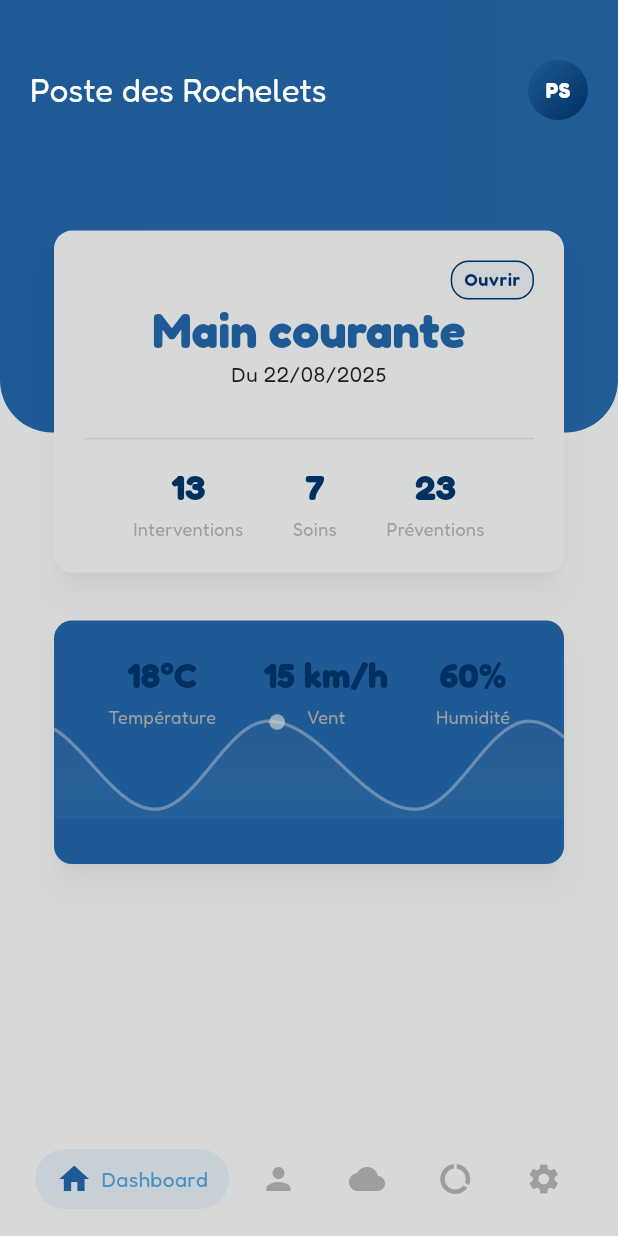
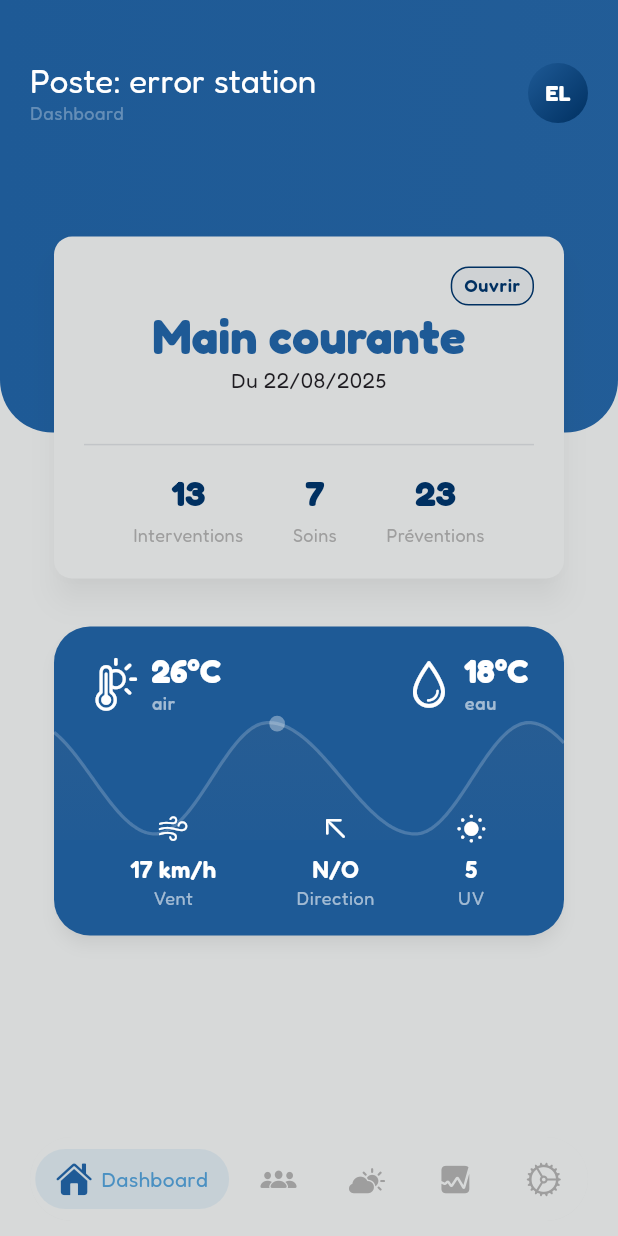
Before and after one commit to Foreclair/foreclair-frontend, a Flutter app: the LayoutView screen opened directly, on a phone screen of 412 x 824 dp. Run offline on Flutter 3.47's test engine with Material 3 defaults, Android fonts, the phone set to English and light mode, and no system bars; our stand-ins replace dio, flutter_secure_storage, flutter_svg, google_fonts, logger; accounts and stored records are empty.

Commit message:
📨 Link data from base

```diff
--- /dev/null
+++ b/lib/src/data/dao/user_dao.dart
@@ -0,0 +1,21 @@
+import 'package:foreclair/src/data/models/sector/sector_model.dart';
+import 'package:foreclair/src/data/models/station/station_model.dart';
+import 'package:foreclair/src/data/models/users/user_model.dart';
+
+class UserDao {
+  static UserDao? _instance = UserDao._internal();
+
+  static UserDao get instance => _instance ??= UserDao._internal();
+
+  UserDao._internal();
+
+  UserModel currentUser = UserModel(
+    id: '0',
+    firstName: 'error',
+    lastName: 'login',
+    username: 'error.login',
+    role: 'ERROR',
+    sector: Sector(id: '0', location: 123, name: "error sector", stations: []),
+    station: Station(id: '0', location: 123, name: "error station"),
+  );
+}
--- /dev/null
+++ b/lib/src/data/models/sector/sector_model.dart
@@ -0,0 +1,30 @@
+import 'package:foreclair/src/data/models/station/station_model.dart';
+
+class Sector {
+  final String id;
+  final double location;
+  final String name;
+  final List<Station> stations;
+
+  Sector({required this.id, required this.location, required this.name, required this.stations});
+
+  static fromJson(data) {
+    return Sector(
+      id: data['id'] ?? '0',
+      location: data['location']?.toDouble() ?? 0.0,
+      name: data['name'] ?? '',
+      stations:
+          (data['stations'] as List<dynamic>?)
+              ?.map((s) {
+                if (s is Map) {
+                  return Station.fromJson(s);
+                } else {
+                  return Station(id: s.toString(), location: 0.0, name: '');
+                }
+              })
+              .toList()
+              .cast<Station>() ??
+          [],
+    );
+  }
+}
--- /dev/null
+++ b/lib/src/data/models/station/station_model.dart
@@ -0,0 +1,11 @@
+class Station {
+  final String id;
+  final double location;
+  final String name;
+
+  Station({required this.id, required this.location, required this.name});
+
+  static fromJson(station) {
+    return Station(id: station['id'] ?? '0', location: station['location']?.toDouble() ?? 0.0, name: station['name'] ?? '');
+  }
+}
--- /dev/null
+++ b/lib/src/data/models/users/user_model.dart
@@ -0,0 +1,34 @@
+import 'package:foreclair/src/data/models/sector/sector_model.dart';
+import 'package:foreclair/src/data/models/station/station_model.dart';
+
+class UserModel {
+  final String id;
+  final String firstName;
+  final String lastName;
+  final String username;
+  final String role;
+  final Sector sector;
+  final Station station;
+
+  UserModel({
+    required this.id,
+    required this.firstName,
+    required this.lastName,
+    required this.username,
+    required this.role,
+    required this.sector,
+    required this.station,
+  });
+
+  static UserModel fromJson(data) {
+    return UserModel(
+      id: data['id'] ?? '0',
+      firstName: data['firstname'] ?? '',
+      lastName: data['lastname'] ?? '',
+      username: data['username'] ?? '',
+      role: data['role'] ?? '',
+      sector: Sector.fromJson(data['sector']),
+      station: Station.fromJson(data['station']),
+    );
+  }
+}
--- /dev/null
+++ b/lib/src/data/providers/navigation_provider.dart
@@ -0,0 +1,17 @@
+import 'package:flutter/material.dart';
+
+class NavigationProvider extends ChangeNotifier {
+  final PageController controller = PageController();
+  int index = 0;
+
+  void setIndex(int i) {
+    index = i;
+    controller.animateToPage(i, duration: const Duration(milliseconds: 400), curve: Curves.easeInOut);
+    notifyListeners();
+  }
+
+  void updateIndex(int i) {
+    index = i;
+    notifyListeners();
+  }
+}
--- a/lib/src/ui/components/indicator/maree_indicator.dart
+++ b/lib/src/ui/components/indicator/maree_indicator.dart
@@ -10,7 +10,7 @@ class TideCurve extends StatelessWidget {
   final Color curveColor;
   final Color gradientStartColor;
   final Color gradientEndColor;
-  final double height;
+  final double tideHeight;
   final bool isLabelsVisible;
 
   const TideCurve({
@@ -20,14 +20,14 @@ class TideCurve extends StatelessWidget {
     required this.curveColor,
     required this.gradientStartColor,
     required this.gradientEndColor,
-    this.height = 220,
+    this.tideHeight = 220,
     this.isLabelsVisible = false,
   });
 
   @override
   Widget build(BuildContext context) {
     return SizedBox(
-      height: height,
+      height: tideHeight + (isLabelsVisible ? 35 : 0), // Add space for labels if needed
       width: double.infinity,
       child: CustomPaint(
         painter: _TideCurvePainter(
@@ -36,6 +36,7 @@ class TideCurve extends StatelessWidget {
           curveColor: curveColor,
           gradientStartColor: gradientStartColor,
           gradientEndColor: gradientEndColor,
+          tideHeight: tideHeight,
           isLabelsVisible: isLabelsVisible,
         ),
       ),
@@ -49,6 +50,7 @@ class _TideCurvePainter extends CustomPainter {
   final Color curveColor;
   final Color gradientStartColor;
   final Color gradientEndColor;
+  final double tideHeight;
   final bool isLabelsVisible;
 
   _TideCurvePainter({
@@ -57,6 +59,7 @@ class _TideCurvePainter extends CustomPainter {
     required this.curveColor,
     required this.gradientStartColor,
     required this.gradientEndColor,
+    required this.tideHeight,
     required this.isLabelsVisible,
   });
 
@@ -74,14 +77,19 @@ class _TideCurvePainter extends CustomPainter {
 
     final dotPaint = Paint()..color = curveColor;
 
-    // Gradient: start high, end low, but extend bottom area for slow fade
+    // Calculate the actual curve area
+    final labelSpace = isLabelsVisible ? 35.0 : 0.0;
+    final curveAreaHeight = tideHeight;
+    final curveAreaTop = labelSpace;
+
+    // Gradient for the curve area only
     final gradientPaint = Paint()
       ..shader = LinearGradient(
         begin: Alignment.topCenter,
         end: Alignment.bottomCenter,
         colors: [gradientStartColor, gradientEndColor],
-        stops: [0.0, 1.0], // Full height
-      ).createShader(Rect.fromLTWH(0, size.height * 0.4, size.width, size.height * 0.6))
+        stops: [0.0, 1.0],
+      ).createShader(Rect.fromLTWH(0, curveAreaTop, size.width, curveAreaHeight))
       ..style = PaintingStyle.fill;
 
     // Prepare tide points
@@ -115,12 +123,9 @@ class _TideCurvePainter extends CustomPainter {
     // Max coefficient for scaling
     final maxCoeff = extended.map((e) => e.coeff).reduce(math.max);
 
-    // Vertical mapping
-    final topPadding = size.height * 0.09;
-    final bottomPadding = size.height * 0.12;
-    final availableHeight = size.height - topPadding - bottomPadding;
-    final baseY = topPadding + availableHeight * 0.6;
-    final maxAmplitude = availableHeight * 0.45;
+    // Vertical mapping - now using the full tideHeight for the curve
+    final baseY = curveAreaTop + curveAreaHeight * 0.5; // Center of curve area
+    final maxAmplitude = curveAreaHeight * 0.45; // Use almost full height for amplitude
 
     // Precompute Y positions
     final extMinutes = extended.map((e) => e.min).toList();
@@ -143,14 +148,14 @@ class _TideCurvePainter extends CustomPainter {
       samples[px] = Offset(px.toDouble(), y);
     }
 
-    // Fill under curve
+    // Fill under curve - fill only within the curve area
     final Path fillPath = Path()
-      ..moveTo(0, size.height)
+      ..moveTo(0, curveAreaTop + curveAreaHeight)
       ..lineTo(samples[0].dx, samples[0].dy);
     for (int i = 1; i < samples.length; i++) {
       fillPath.lineTo(samples[i].dx, samples[i].dy);
     }
-    fillPath.lineTo(size.width, size.height);
+    fillPath.lineTo(size.width, curveAreaTop + curveAreaHeight);
     fillPath.close();
     canvas.drawPath(fillPath, gradientPaint);
 
@@ -175,7 +180,8 @@ class _TideCurvePainter extends CustomPainter {
         ..strokeWidth = 2,
     );
 
-    // === Labels always above the curve ===
+    // Labels above the curve (if space is available)
+    if (isLabelsVisible) {
       final textPainter = TextPainter(textDirection: TextDirection.ltr);
       for (final t in tides) {
         final tideMinutes = (t.time.hour * 60 + t.time.minute).toDouble();
@@ -184,23 +190,21 @@ class _TideCurvePainter extends CustomPainter {
         final timeStr = "${t.time.hour.toString().padLeft(2, '0')}:${t.time.minute.toString().padLeft(2, '0')}";
         final coeffStr = t.coefficient.toStringAsFixed(0);
 
-      // Time label
-      if (isLabelsVisible) {
+        // Time label - positioned above the curve area
         textPainter.text = TextSpan(
           text: timeStr,
           style: TextStyle(color: curveColor, fontSize: 11, fontWeight: FontWeight.w500),
         );
+        textPainter.layout();
+        textPainter.paint(canvas, Offset(x - textPainter.width / 2, math.max(0, y - 30)));
 
-        textPainter.layout();
-        textPainter.paint(canvas, Offset(x - textPainter.width / 2, y - 30));
-
-        // Coefficient label (just under the time)
+        // Coefficient label
         textPainter.text = TextSpan(
           text: coeffStr,
           style: TextStyle(color: curveColor, fontSize: 10),
         );
         textPainter.layout();
-        textPainter.paint(canvas, Offset(x - textPainter.width / 2, y - 17));
+        textPainter.paint(canvas, Offset(x - textPainter.width / 2, math.max(12, y - 17)));
       }
     }
   }
--- /dev/null
+++ b/lib/src/ui/components/navbar/header_layout.dart
@@ -0,0 +1,49 @@
+import 'package:flutter/material.dart';
+import 'package:foreclair/src/data/models/users/user_model.dart';
+import 'package:foreclair/utils/units/size_utils.dart';
+
+import '../../pages/dashboard/users/components/dashboard_user_icon.dart';
+
+class HeaderLayout extends StatelessWidget {
+  final UserModel user;
+  final String title;
+  final String subtitle;
+
+  const HeaderLayout({super.key, required this.title, required this.subtitle, required this.user});
+
+  @override
+  Widget build(BuildContext context) {
+    final theme = Theme.of(context);
+
+    return Column(
+      children: [
+        Row(
+          mainAxisAlignment: MainAxisAlignment.spaceBetween,
+          children: [
+            Column(
+              crossAxisAlignment: CrossAxisAlignment.start,
+              children: [
+                Text(
+                  key: const Key('user_dashboard_title'),
+                  title,
+                  style: theme.textTheme.titleLarge?.copyWith(color: theme.colorScheme.onPrimaryContainer),
+                  textAlign: TextAlign.start,
+                ),
+                Text(
+                  key: const Key('user_dashboard_subtitle'),
+                  subtitle,
+                  style: theme.textTheme.bodySmall?.copyWith(color: theme.colorScheme.onPrimaryContainer.withAlpha(80)),
+                  textAlign: TextAlign.start,
+                ),
+              ],
+            ),
+
+            DashboardUserIcon(key: const Key('user_dashboard_icon'), firstName: user.firstName, lastName: user.lastName),
+          ],
+        ),
+
+        SizedBox(height: context.height(7)),
+      ],
+    );
+  }
+}
--- a/lib/src/ui/components/navbar/navbar.dart
+++ b/lib/src/ui/components/navbar/navbar.dart
@@ -1,3 +1,4 @@
+import 'package:flutter/cupertino.dart';
 import 'package:flutter/material.dart';
 import 'package:foreclair/assets/colors/snsm_colors.dart';
 
@@ -20,11 +21,11 @@ class NavBar extends StatelessWidget {
         child: Row(
           mainAxisAlignment: MainAxisAlignment.spaceAround,
           children: [
-            _item(icon: Icons.home, label: "Dashboard", index: 0),
-            _item(icon: Icons.person, label: "Effectifs", index: 1),
-            _item(icon: Icons.wb_cloudy, label: "Météo", index: 2),
-            _item(icon: Icons.data_usage, label: "Statistiques", index: 3),
-            _item(icon: Icons.settings, label: "Paramètres", index: 4),
+            _item(icon: CupertinoIcons.house_fill, label: "Dashboard", index: 0),
+            _item(icon: CupertinoIcons.person_3_fill, label: "Effectifs", index: 1),
+            _item(icon: CupertinoIcons.cloud_sun_fill, label: "Météo", index: 2),
+            _item(icon: CupertinoIcons.graph_square_fill, label: "Statistiques", index: 3),
+            _item(icon: CupertinoIcons.settings, label: "Paramètres", index: 4),
           ],
         ),
       ),
--- a/lib/src/ui/pages/dashboard/users/components/dashboard_user_icon.dart
+++ b/lib/src/ui/pages/dashboard/users/components/dashboard_user_icon.dart
@@ -1,5 +1,8 @@
 import 'package:flutter/material.dart';
 import 'package:foreclair/assets/colors/snsm_colors.dart';
+import 'package:foreclair/utils/logs/logger_utils.dart';
+
+import '../../../../../data/services/routes/route_service.dart';
 
 class DashboardUserIcon extends StatelessWidget {
   final String firstName;
@@ -9,10 +12,22 @@ class DashboardUserIcon extends StatelessWidget {
 
   @override
   Widget build(BuildContext context) {
+    RouteService routeService = RouteService();
     final initials = '${firstName.isNotEmpty ? firstName[0] : ''}${lastName.isNotEmpty ? lastName[0] : ''}';
 
     return Align(
       alignment: Alignment.topRight,
+      child: GestureDetector(
+        onTap: () {
+          routeService
+              .request(method: "GET", path: "/hello")
+              .then((response) {
+                logger.i('Response from /hello: ${response.data}');
+              })
+              .catchError((error) {
+                logger.e('Error calling /hello: $error');
+              });
+        },
         child: Container(
           width: 40,
           height: 40,
@@ -31,6 +46,7 @@ class DashboardUserIcon extends StatelessWidget {
             ),
           ),
         ),
+      ),
     );
   }
 }
--- a/lib/src/ui/pages/dashboard/users/components/meteo_card.dart
+++ b/lib/src/ui/pages/dashboard/users/components/meteo_card.dart
@@ -1,12 +1,13 @@
+import 'package:flutter/cupertino.dart';
 import 'package:flutter/material.dart';
 import 'package:foreclair/src/data/models/meteo/tide/tide_model.dart';
 import 'package:foreclair/src/ui/components/indicator/maree_indicator.dart';
 import 'package:foreclair/utils/units/size_utils.dart';
 
-import '../../../../../../assets/fonts/text_utils.dart';
+class MeteoCard extends StatelessWidget {
+  final VoidCallback? onTap;
 
-class MeteoCard extends StatelessWidget {
-  const MeteoCard({super.key});
+  const MeteoCard({super.key, required this.onTap});
 
   @override
   Widget build(BuildContext context) {
@@ -14,16 +15,19 @@ class MeteoCard extends StatelessWidget {
     final DateTime now = DateTime.now();
 
     return GestureDetector(
-      onTap: () {},
+      onTap: onTap,
       child: Card(
         color: theme.colorScheme.primaryContainer,
-        elevation: 8.0,
-        margin: const EdgeInsets.all(16.0),
-        shape: RoundedRectangleBorder(borderRadius: BorderRadius.circular(12.0)),
+        margin: const EdgeInsets.all(16),
+        shape: RoundedRectangleBorder(borderRadius: BorderRadius.circular(24)),
+        elevation: 4,
+        child: SizedBox(
+          height: context.height(25),
           child: Stack(
             children: [
-            Padding(
-              padding: EdgeInsetsGeometry.only(top: 50, bottom: 30),
+              Positioned.fill(
+                child: Padding(
+                  padding: const EdgeInsets.only(top: 60, bottom: 50),
                   child: TideCurve(
                     tides: [
                       TideModel(time: now.copyWith(hour: 4, minute: 45), coefficient: 95, isHighTide: false),
@@ -32,25 +36,35 @@ class MeteoCard extends StatelessWidget {
                       TideModel(time: now.copyWith(hour: 22, minute: 21), coefficient: 95, isHighTide: true),
                     ],
                     currentTime: now,
-                curveColor: theme.colorScheme.outlineVariant.withAlpha(100),
+                    curveColor: Colors.white.withAlpha(50),
                     gradientStartColor: theme.colorScheme.onSurfaceVariant.withAlpha(30),
-                gradientEndColor: theme.colorScheme.surface.withAlpha(10),
-                height: context.height(10),
+                    gradientEndColor: theme.colorScheme.onSurfaceVariant.withAlpha(10),
+                    tideHeight: context.height(10),
+                  ),
                 ),
               ),
 
-            Container(
-              padding: const EdgeInsets.all(20.0),
+              Padding(
+                padding: const EdgeInsets.symmetric(horizontal: 24, vertical: 16),
                 child: Column(
+                  crossAxisAlignment: CrossAxisAlignment.stretch,
+                  children: [
+                    Row(
                       mainAxisAlignment: MainAxisAlignment.spaceBetween,
-                crossAxisAlignment: CrossAxisAlignment.start,
                       children: [
+                        _buildTopStat(context, "26°C", "air", CupertinoIcons.thermometer_sun),
+                        _buildTopStat(context, "18°C", "eau", CupertinoIcons.drop),
+                      ],
+                    ),
+
+                    const Spacer(),
+
                     Row(
                       mainAxisAlignment: MainAxisAlignment.spaceAround,
                       children: [
-                      _buildStatItem(context, "Température", "18°C"),
-                      _buildStatItem(context, "Vent", "15 km/h"),
-                      _buildStatItem(context, "Humidité", "60%"),
+                        _buildBottomStat(context, "17 km/h", "Vent", CupertinoIcons.wind),
+                        _buildBottomStat(context, "N/O", "Direction", CupertinoIcons.arrow_up_left),
+                        _buildBottomStat(context, "5", "UV", CupertinoIcons.sun_min_fill),
                       ],
                     ),
                   ],
@@ -59,21 +73,55 @@ class MeteoCard extends StatelessWidget {
             ],
           ),
         ),
+      ),
     );
   }
 
-  Widget _buildStatItem(BuildContext context, String labelc, String value) {
-    return Column(
-      mainAxisAlignment: MainAxisAlignment.center,
+  Widget _buildTopStat(BuildContext context, String value, String label, IconData icon) {
+    return Row(
+      children: [
+        Icon(icon, color: Theme.of(context).colorScheme.onPrimaryContainer, size: 35),
+        const SizedBox(width: 6),
+        Column(
+          crossAxisAlignment: CrossAxisAlignment.start,
           children: [
             Text(
               value,
+              style: Theme.of(context).textTheme.titleLarge?.copyWith(
+                color: Theme.of(context).colorScheme.onPrimaryContainer,
+                fontWeight: FontWeight.bold,
+              ),
+            ),
+            Text(
+              label,
               style: Theme.of(
                 context,
-          ).textTheme.headlineSmall?.copyWith(fontWeight: FontWeight.bold, color: Theme.of(context).primaryColor),
+              ).textTheme.labelMedium?.copyWith(color: Theme.of(context).colorScheme.onPrimaryContainer.withAlpha(150)),
             ),
-        const SizedBox(height: 4.0),
-        Text(labelc, style: label, textAlign: TextAlign.center),
+          ],
+        ),
+      ],
+    );
+  }
+
+  Widget _buildBottomStat(BuildContext context, String value, String label, IconData icon) {
+    return Column(
+      children: [
+        Icon(icon, color: Theme.of(context).colorScheme.onPrimaryContainer, size: 22),
+        const SizedBox(height: 4),
+        Text(
+          value,
+          style: Theme.of(context).textTheme.titleMedium?.copyWith(
+            color: Theme.of(context).colorScheme.onPrimaryContainer,
+            fontWeight: FontWeight.w600,
+          ),
+        ),
+        Text(
+          label,
+          style: Theme.of(
+            context,
+          ).textTheme.bodySmall?.copyWith(color: Theme.of(context).colorScheme.onPrimaryContainer.withAlpha(150)),
+        ),
       ],
     );
   }
--- a/lib/src/ui/pages/dashboard/users/user_dashboard_page.dart
+++ b/lib/src/ui/pages/dashboard/users/user_dashboard_page.dart
@@ -1,11 +1,15 @@
 import 'package:flutter/cupertino.dart';
 import 'package:flutter/material.dart';
+import 'package:foreclair/src/data/dao/user_dao.dart';
+import 'package:foreclair/src/data/models/users/user_model.dart';
 import 'package:foreclair/src/ui/pages/dashboard/users/components/dashboard_layout.dart';
-import 'package:foreclair/src/ui/pages/dashboard/users/components/dashboard_user_icon.dart';
 import 'package:foreclair/src/ui/pages/dashboard/users/components/meteo_card.dart';
 import 'package:foreclair/src/ui/pages/logbook/main/logbook_page.dart';
 import 'package:foreclair/utils/units/size_utils.dart';
+import 'package:provider/provider.dart';
 
+import '../../../../data/providers/navigation_provider.dart';
+import '../../../components/navbar/header_layout.dart';
 import 'components/logbook_card.dart';
 
 class UserDashboardPage extends StatefulWidget {
@@ -18,6 +22,7 @@ class UserDashboardPage extends StatefulWidget {
 class _UserDashboardPageState extends State<UserDashboardPage> {
   @override
   Widget build(BuildContext context) {
+    UserModel user = UserDao.instance.currentUser;
     final theme = Theme.of(context);
 
     return CupertinoPageScaffold(
@@ -25,19 +30,12 @@ class _UserDashboardPageState extends State<UserDashboardPage> {
       child: DashboardLayout(
         height: context.height(35),
         children: [
-          Row(
-            mainAxisAlignment: MainAxisAlignment.spaceBetween,
-            children: [
-              Text(
-                key: const Key('user_dashboard_title'),
-                'Poste des Rochelets',
-                style: theme.textTheme.titleLarge?.copyWith(color: theme.colorScheme.onPrimaryContainer),
-              ),
-              DashboardUserIcon(key: const Key('user_dashboard_icon'), firstName: "Paul", lastName: "Salaun"),
-            ],
+          HeaderLayout(
+            key: const Key('user_dashboard_header'),
+            title: 'Poste: ${user.station.name}',
+            subtitle: 'Dashboard',
+            user: user,
           ),
-
-          SizedBox(height: context.height(7)),
 
           LogbookCard(
             key: const Key('user_dashboard_logbook_card'),
@@ -46,7 +44,12 @@ class _UserDashboardPageState extends State<UserDashboardPage> {
             },
           ),
 
-          MeteoCard(key: const Key('user_dashboard_meteo_card')),
+          MeteoCard(
+            key: const Key('user_dashboard_meteo_card'),
+            onTap: () {
+              context.read<NavigationProvider>().setIndex(2);
+            },
+          ),
         ],
       ),
     );
--- a/lib/src/ui/pages/logbook/main/logbook_page.dart
+++ b/lib/src/ui/pages/logbook/main/logbook_page.dart
@@ -1,5 +1,6 @@
 import 'dart:math';
 
+import 'package:flutter/cupertino.dart';
 import 'package:flutter/material.dart';
 import 'package:foreclair/assets/fonts/text_utils.dart';
 import 'package:foreclair/utils/units/size_utils.dart';
@@ -249,7 +250,7 @@ class _LogBookPageState extends State<LogBookPage> {
           Navigator.of(context).push(WavePageRoute(page: const LogBookActionPage()));
         },
         backgroundColor: Theme.of(context).colorScheme.secondary,
-        child: const Icon(Icons.add, color: Colors.white),
+        child: const Icon(CupertinoIcons.add, color: Colors.white),
       ),
       floatingActionButtonLocation: FloatingActionButtonLocation.centerDocked,
 
--- a/lib/src/ui/views/layout/layout_view.dart
+++ b/lib/src/ui/views/layout/layout_view.dart
@@ -1,51 +1,42 @@
 import 'package:flutter/material.dart';
 import 'package:foreclair/src/ui/components/navbar/navbar.dart';
 import 'package:foreclair/src/ui/pages/dashboard/users/user_dashboard_page.dart';
+import 'package:foreclair/src/ui/pages/meteo/meteo_page.dart';
+import 'package:provider/provider.dart';
 
-class LayoutView extends StatefulWidget {
+import '../../../data/providers/navigation_provider.dart';
+
+class LayoutView extends StatelessWidget {
   const LayoutView({super.key});
-
-  @override
-  State<LayoutView> createState() => _LayoutViewState();
-}
-
-class _LayoutViewState extends State<LayoutView> {
-  int index = 0;
-  final controller = PageController();
 
   final pages = const [
     Center(child: UserDashboardPage()),
     Center(child: Text("Page 2")),
-    Center(child: Text("Page 3")),
+    Center(child: MeteoPage()),
     Center(child: Text("Page 4")),
     Center(child: Text("Page 5")),
   ];
 
   @override
   Widget build(BuildContext context) {
+    final nav = context.watch<NavigationProvider>();
+
     return Scaffold(
       extendBody: true,
       body: Stack(
         children: [
           PageView(
             key: const Key('pageview'),
-            controller: controller,
+            controller: nav.controller,
             physics: const BouncingScrollPhysics(),
-            onPageChanged: (i) => setState(() => index = i),
+            onPageChanged: nav.updateIndex,
             children: pages,
           ),
           Positioned(
             left: 20,
             right: 20,
             bottom: 10,
-            child: NavBar(
-              key: const Key('navbar'),
-              currentIndex: index,
-              onTap: (i) {
-                setState(() => index = i);
-                controller.animateToPage(i, duration: const Duration(milliseconds: 400), curve: Curves.easeInOut);
-              },
-            ),
+            child: NavBar(key: const Key('navbar'), currentIndex: nav.index, onTap: nav.setIndex),
           ),
         ],
       ),
--- a/pubspec.yaml
+++ b/pubspec.yaml
@@ -21,6 +21,7 @@ dependencies:
   hugeicons: ^0.0.11
   intl: ^0.20.2
   flutter_speed_dial: ^7.0.0
+  provider: ^6.1.5+1
 
 dev_dependencies:
   flutter_test:
```
Also changed, not shown: lib/main.dart (+8 -1 lines), lib/src/data/services/authentication/auth_service.dart (+17 -6 lines), lib/src/ui/pages/meteo/meteo_page.dart (added, +36 -0 lines), pubspec.lock. Lines whose indentation alone changed are shown as unchanged.
